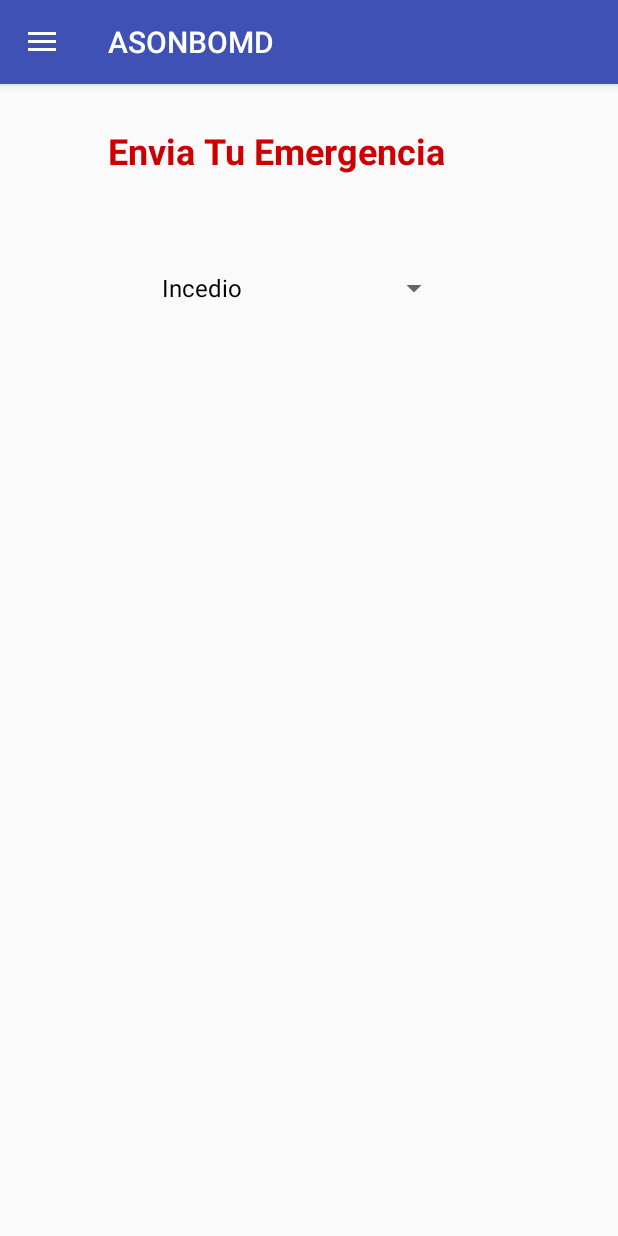
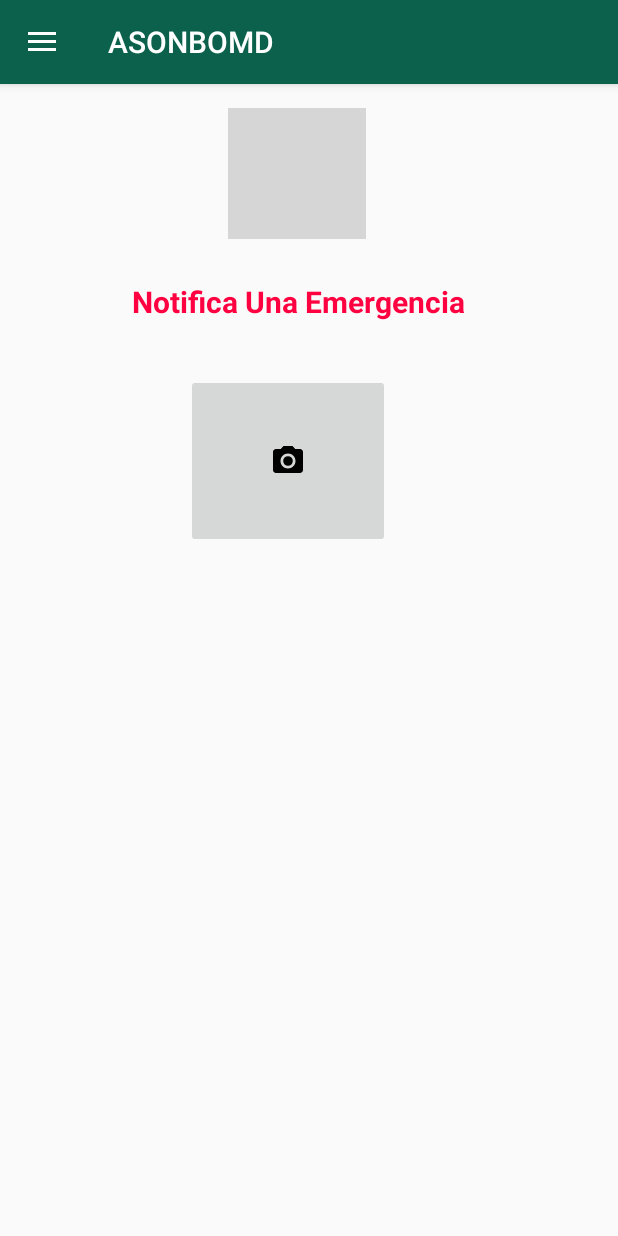
Before and after one commit to showatan/ASONBOMD, an Android app: the screen it shows after launch (MainActivity), on a phone screen of 412 x 824 dp. Run offline under Robolectric (Android 15) with nearby library versions, the phone set to English and light mode, and no system bars; grey boxes are pictures that could not be loaded.

```diff
--- a/app/build.gradle
+++ b/app/build.gradle
@@ -26,4 +26,5 @@ dependencies {
     testImplementation 'junit:junit:4.12'
     androidTestImplementation 'com.android.support.test:runner:1.0.1'
     androidTestImplementation 'com.android.support.test.espresso:espresso-core:3.0.1'
+    implementation 'com.google.android.gms:play-services-maps:11.8.0'
 }
--- a/app/src/main/java/com/asonbomd/soloingenios/asonbomd/MainActivity.java
+++ b/app/src/main/java/com/asonbomd/soloingenios/asonbomd/MainActivity.java
@@ -1,7 +1,15 @@
 package com.asonbomd.soloingenios.asonbomd;
 
+import android.content.ContentResolver;
 import android.content.Intent;
+import android.graphics.Bitmap;
+import android.graphics.BitmapFactory;
+import android.graphics.Matrix;
+import android.media.ExifInterface;
+import android.net.Uri;
 import android.os.Bundle;
+import android.os.Environment;
+import android.provider.MediaStore;
 import android.support.design.widget.FloatingActionButton;
 import android.support.design.widget.Snackbar;
 import android.view.View;
@@ -14,10 +22,20 @@ import android.support.v7.widget.Toolbar;
 import android.view.Menu;
 import android.view.MenuItem;
 import android.widget.ArrayAdapter;
+import android.widget.ImageButton;
 import android.widget.Spinner;
+
+import java.io.File;
+import java.text.SimpleDateFormat;
+import java.util.Date;
 
 public class MainActivity extends AppCompatActivity
         implements NavigationView.OnNavigationItemSelectedListener {
+    private ImageButton boto1;
+    private Uri output;
+    private String foto;
+    private File file;
+    String timeStamp;
 
     @Override
     protected void onCreate(Bundle savedInstanceState) {
@@ -34,14 +52,24 @@ public class MainActivity extends AppCompatActivity
         drawer.addDrawerListener(toggle);
         toggle.syncState();
 
-        NavigationView navigationView = (NavigationView) findViewById(R.id.nav_view);
+       /* NavigationView navigationView = (NavigationView) findViewById(R.id.nav_view);
         navigationView.setNavigationItemSelectedListener(this);
         Spinner spinner1 = (Spinner) findViewById(R.id.sp_tipoem);
         ArrayAdapter adapter = ArrayAdapter.createFromResource(this, R.array.datos, R.layout.support_simple_spinner_dropdown_item);
-        spinner1.setAdapter(adapter);
+        spinner1.setAdapter(adapter); parte para el manejo de spinner*/
+
+       //Codigo del imagenview en donde se captura la foto de la emergencia
+        boto1=(ImageButton)findViewById(R.id.captura);
+        boto1.setOnClickListener(new View.OnClickListener() {
+            @Override
+            public void onClick(View view) {
+                capturar();
 
 
-        //Intent ListSong = new Intent(getApplicationContext(),Dierectorio.class);
+            }
+        });
+       //se termina el codido del boton
+        //Intent ListSong = new Intent(getApplicationContext(),Directorio.class);
         //startActivity(ListSong);
     }
 
@@ -88,4 +116,66 @@ public class MainActivity extends AppCompatActivity
         drawer.closeDrawer(GravityCompat.START);
         return true;
     }
+    private void capturar() {
+        timeStamp = new SimpleDateFormat("yyyyMMdd_HHmmss").format(new Date());
+        foto = Environment.getExternalStorageDirectory() + "/"+timeStamp+".jpg";
+        file=new File(foto);
+        Intent in =new Intent(MediaStore.ACTION_IMAGE_CAPTURE);
+        output = Uri.fromFile(file);
+        in.putExtra(MediaStore.EXTRA_OUTPUT, output);
+        in.putExtra(MediaStore.EXTRA_SIZE_LIMIT,102*20);
+        startActivityForResult(in, 1);
+
+    }
+
+    @Override
+    protected void onActivityResult(int requestCode, int resultCode, Intent data) {
+       /* ContentResolver cr = this.getContentResolver();
+        //imag =(ImageView) findViewById(R.id.imageView2);
+        BitmapFactory.Options options = new BitmapFactory.Options();
+        options.inSampleSize = 5;
+        Bitmap bm = BitmapFactory.decodeFile(foto, options);
+        Bitmap bit = null;
+        try {
+            bit = bm;
+            int rotate = 0;
+            ExifInterface exif = new ExifInterface((file.getAbsolutePath()));
+            int orientation = exif.getAttributeInt(
+                    ExifInterface.TAG_ORIENTATION,
+                    ExifInterface.ORIENTATION_NORMAL);
+            switch (orientation) {
+                case ExifInterface.ORIENTATION_ROTATE_270:
+                    rotate = 270;
+                    break;
+                case ExifInterface.ORIENTATION_ROTATE_180:
+                    rotate = 180;
+                    break;
+                case ExifInterface.ORIENTATION_ROTATE_90:
+                    rotate = 90;
+                    break;
+            }
+
+            Matrix matrix = new Matrix();
+            matrix.postRotate(rotate);
+            matrix.preScale(150, 150);
+            bit = Bitmap.createBitmap(bm, 0, 0, bit.getWidth(),bit.getHeight(), matrix, true);
+
+
+        }
+        catch (Exception e) {
+            e.printStackTrace();
+        }
+
+        //BitmapFactory.Options options = new BitmapFactory.Options();
+        //options.inSampleSize = 2; Bitmap bm = BitmapFactory.decodeFile(foto, options);
+        boto1.setImageBitmap(bit);*/
+        if (requestCode == 1 && resultCode == RESULT_OK) {
+            //Creamos un bitmap con la imagen recientemente
+            //almacenada en la memoria
+            Bitmap bMap = BitmapFactory.decodeFile(foto);
+            //Añadimos el bitmap al imageView para
+            //mostrarlo por pantalla
+            boto1.setImageBitmap(bMap);
+        }
+    }
 }
--- a/app/src/main/res/drawable-v21/ic_menu_camera.xml
+++ b/app/src/main/res/drawable-v21/ic_menu_camera.xml
@@ -1,6 +1,7 @@
 <vector xmlns:android="http://schemas.android.com/apk/res/android"
     android:width="24dp"
     android:height="24dp"
+
     android:viewportHeight="24.0"
     android:viewportWidth="24.0">
     <path
--- a/app/src/main/res/layout/content_main.xml
+++ b/app/src/main/res/layout/content_main.xml
@@ -8,28 +8,38 @@
     tools:context="com.asonbomd.soloingenios.asonbomd.MainActivity"
     tools:showIn="@layout/app_bar_main">
 
+
+    <ImageView
+        android:id="@+id/imageView2"
+        android:layout_width="92dp"
+        android:layout_height="87dp"
+        android:layout_marginStart="152dp"
+        android:layout_marginTop="16dp"
+        app:layout_constraintStart_toStartOf="parent"
+        app:layout_constraintTop_toTopOf="parent"
+        app:srcCompat="@drawable/ic_notifications_black_24dp" />
+
     <TextView
         android:id="@+id/textView2"
-        android:layout_width="240dp"
-        android:layout_height="48dp"
-        android:layout_marginHorizontal="40dp"
-        android:layout_marginStart="72dp"
+        android:layout_width="226dp"
+        android:layout_height="30dp"
+        android:layout_marginStart="88dp"
         android:layout_marginTop="28dp"
-        android:text="Envia Tu Emergencia"
-        android:textColor="@android:color/holo_red_dark"
-        android:textSize="24dp"
-
+        android:fontFamily="sans-serif"
+        android:text="Notifica Una Emergencia"
+        android:textColor="#FF0040"
+        android:textSize="20dp"
         android:textStyle="bold"
         app:layout_constraintStart_toStartOf="parent"
-        app:layout_constraintTop_toTopOf="parent" />
+        app:layout_constraintTop_toBottomOf="@+id/imageView2" />
 
-    <Spinner
-        android:id="@+id/sp_tipoem"
-        android:layout_width="200dp"
-        android:layout_height="40dp"
-        android:layout_marginHorizontal="100dp"
-        android:layout_marginStart="100dp"
-        android:layout_marginTop="40dp"
+    <ImageButton
+        android:id="@+id/captura"
+        android:layout_width="136dp"
+        android:layout_height="116dp"
+        android:layout_marginStart="124dp"
+        android:layout_marginTop="32dp"
         app:layout_constraintStart_toStartOf="parent"
-        app:layout_constraintTop_toBottomOf="@+id/textView2" />
+        app:layout_constraintTop_toBottomOf="@+id/textView2"
+        app:srcCompat="@drawable/ic_menu_camera" />
 </android.support.constraint.ConstraintLayout>
--- a/app/src/main/res/menu/activity_main_drawer.xml
+++ b/app/src/main/res/menu/activity_main_drawer.xml
@@ -6,7 +6,7 @@
     <group android:checkableBehavior="single">
         <item
             android:id="@+id/nav_camera"
-            android:icon="@drawable/ic_menu_camera"
+            android:icon="@drawable/ic_contact_phone_black_24dp"
             android:title="Directorio Estaciones" />
         <item
             android:id="@+id/nav_gallery"
--- a/app/src/main/res/values/colors.xml
+++ b/app/src/main/res/values/colors.xml
@@ -1,6 +1,7 @@
 <?xml version="1.0" encoding="utf-8"?>
 <resources>
-    <color name="colorPrimary">#3F51B5</color>
-    <color name="colorPrimaryDark">#303F9F</color>
+    <color name="colorPrimary">#0B614B</color>
+    <color name="colorPrimaryDark">#0B6138</color>
     <color name="colorAccent">#FF4081</color>
 </resources>
+<!--3F51B5 y 303F9F colores azules -->
```
Also changed, not shown: app/src/main/AndroidManifest.xml (+17 -1 lines), app/src/main/java/com/asonbomd/soloingenios/asonbomd/Directorio.java (added, +13 -0 lines), app/src/main/res/layout/activity_directorio.xml (added, +9 -0 lines).
